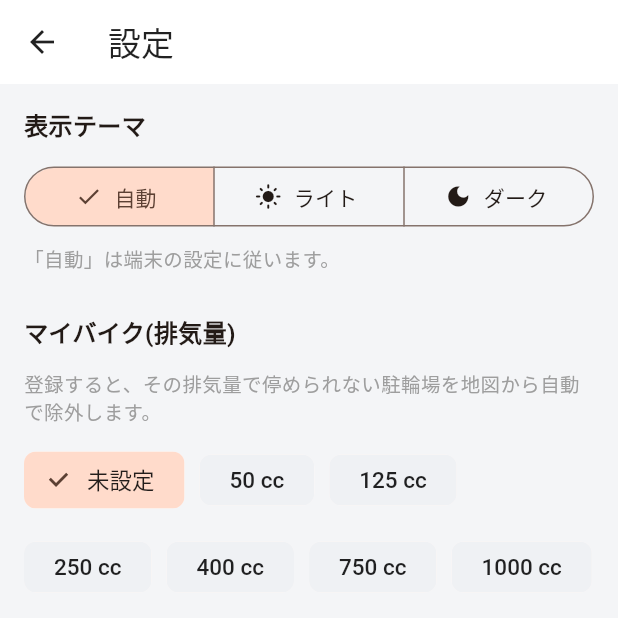
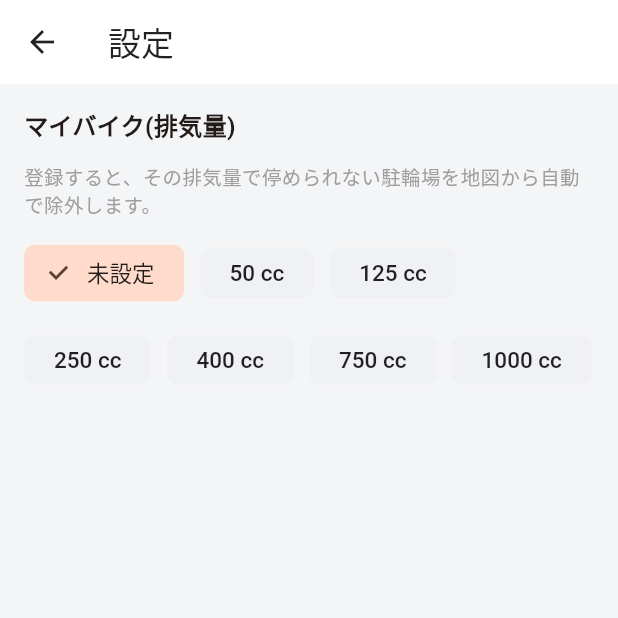
Before and after one commit to NaaOs/moto_park, a Flutter app: the screen it shows after launch, after a tap on the "settings" icon, on a phone screen of 412 x 824 dp, the top half of it. Run offline on Flutter 3.47's test engine with Material 3 defaults, Android fonts, the phone set to English and light mode, and no system bars; our stand-ins replace flutter_map, geolocator, google_maps_flutter, latlong2, share_plus, shared_preferences; network calls fail.

Commit message:
Remove dark mode
ダークモードが見にくいため廃止。テーマはライト固定に戻し、設定画面・
UserPreferences・AppThemeからテーマ切替関連を削除。お気に入り・マイバイク・
共有・最近見たは維持。

Co-Authored-By: Claude Opus 4.8 <noreply@anthropic.com>

```diff
--- a/lib/main.dart
+++ b/lib/main.dart
@@ -28,15 +28,11 @@ class MotoParkApp extends StatelessWidget {
         Provider<JmpsaDataset>(create: (_) => JmpsaDataset()),
         ChangeNotifierProvider<UserPreferences>(create: (_) => UserPreferences(prefs)),
       ],
-      child: Consumer<UserPreferences>(
-        builder: (context, prefs, _) => MaterialApp(
-          title: 'MotoPark',
-          theme: AppTheme.light,
-          darkTheme: AppTheme.dark,
-          themeMode: prefs.themeMode,
-          debugShowCheckedModeBanner: false,
-          home: const MapScreen(),
-        ),
+      child: MaterialApp(
+        title: 'MotoPark',
+        theme: AppTheme.light,
+        debugShowCheckedModeBanner: false,
+        home: const MapScreen(),
       ),
     );
   }
--- a/lib/screens/settings_screen.dart
+++ b/lib/screens/settings_screen.dart
@@ -19,22 +19,6 @@ class SettingsScreen extends StatelessWidget {
       body: ListView(
         padding: const EdgeInsets.all(16),
         children: [
-          _SectionLabel('表示テーマ'),
-          SegmentedButton<ThemeMode>(
-            segments: const [
-              ButtonSegment(value: ThemeMode.system, icon: Icon(Icons.brightness_auto), label: Text('自動')),
-              ButtonSegment(value: ThemeMode.light, icon: Icon(Icons.light_mode), label: Text('ライト')),
-              ButtonSegment(value: ThemeMode.dark, icon: Icon(Icons.dark_mode), label: Text('ダーク')),
-            ],
-            selected: {prefs.themeMode},
-            onSelectionChanged: (s) => prefs.setThemeMode(s.first),
-          ),
-          const SizedBox(height: 8),
-          const Text(
-            '「自動」は端末の設定に従います。',
-            style: TextStyle(fontSize: 13, color: Colors.grey),
-          ),
-          const SizedBox(height: 28),
           _SectionLabel('マイバイク(排気量)'),
           const Text(
             '登録すると、その排気量で停められない駐輪場を地図から自動で除外します。',
--- a/lib/services/user_preferences.dart
+++ b/lib/services/user_preferences.dart
@@ -8,7 +8,6 @@ class UserPreferences extends ChangeNotifier {
     _load();
   }
 
-  static const _kThemeMode = 'pref_theme_mode';
   static const _kBikeCc = 'pref_bike_cc';
   static const _kFavorites = 'pref_favorites';
   static const _kRecent = 'pref_recent';
@@ -16,25 +15,15 @@ class UserPreferences extends ChangeNotifier {
 
   final SharedPreferences _prefs;
 
-  ThemeMode _themeMode = ThemeMode.system;
   int? _bikeDisplacementCc; // null = 未設定
   final List<String> _favorites = [];
   final List<String> _recent = []; // 先頭が最新
 
-  ThemeMode get themeMode => _themeMode;
   int? get bikeDisplacementCc => _bikeDisplacementCc;
   List<String> get favorites => List.unmodifiable(_favorites);
   List<String> get recent => List.unmodifiable(_recent);
 
   void _load() {
-    switch (_prefs.getString(_kThemeMode)) {
-      case 'light':
-        _themeMode = ThemeMode.light;
-      case 'dark':
-        _themeMode = ThemeMode.dark;
-      default:
-        _themeMode = ThemeMode.system;
-    }
     final cc = _prefs.getInt(_kBikeCc);
     _bikeDisplacementCc = (cc == null || cc <= 0) ? null : cc;
     _favorites
@@ -43,14 +32,6 @@ class UserPreferences extends ChangeNotifier {
     _recent
       ..clear()
       ..addAll(_prefs.getStringList(_kRecent) ?? const []);
-  }
-
-  // ── テーマ ──
-  Future<void> setThemeMode(ThemeMode mode) async {
-    if (_themeMode == mode) return;
-    _themeMode = mode;
-    await _prefs.setString(_kThemeMode, mode.name);
-    notifyListeners();
   }
 
   // ── マイバイク排気量 ──
--- a/lib/theme/app_theme.dart
+++ b/lib/theme/app_theme.dart
@@ -44,45 +44,4 @@ class AppTheme {
       ),
     );
   }
-
-  // ── ダークテーマ(夜間モード) ──
-  static const Color darkBackground = Color(0xFF121417);
-  static const Color darkSurface = Color(0xFF1E2227);
-
-  static ThemeData get dark {
-    final base = ThemeData(
-      useMaterial3: true,
-      brightness: Brightness.dark,
-      colorScheme: ColorScheme.fromSeed(
-        seedColor: accent,
-        brightness: Brightness.dark,
-      ),
-      scaffoldBackgroundColor: darkBackground,
-    );
-    return base.copyWith(
-      appBarTheme: const AppBarTheme(
-        backgroundColor: darkSurface,
-        foregroundColor: Colors.white,
-        elevation: 0,
-        centerTitle: false,
-      ),
-      cardTheme: const CardThemeData(
-        color: darkSurface,
-        elevation: 1,
-        margin: EdgeInsets.symmetric(horizontal: 12, vertical: 6),
-      ),
-      filledButtonTheme: FilledButtonThemeData(
-        style: FilledButton.styleFrom(
-          minimumSize: const Size.fromHeight(56),
-          textStyle: const TextStyle(fontSize: 18, fontWeight: FontWeight.bold),
-          shape: RoundedRectangleBorder(borderRadius: BorderRadius.circular(14)),
-        ),
-      ),
-      chipTheme: base.chipTheme.copyWith(
-        labelStyle: const TextStyle(fontSize: 15, fontWeight: FontWeight.w500),
-        padding: const EdgeInsets.symmetric(horizontal: 12, vertical: 8),
-        side: BorderSide.none,
-      ),
-    );
-  }
 }
```
Also changed, not shown: 1 other file.
